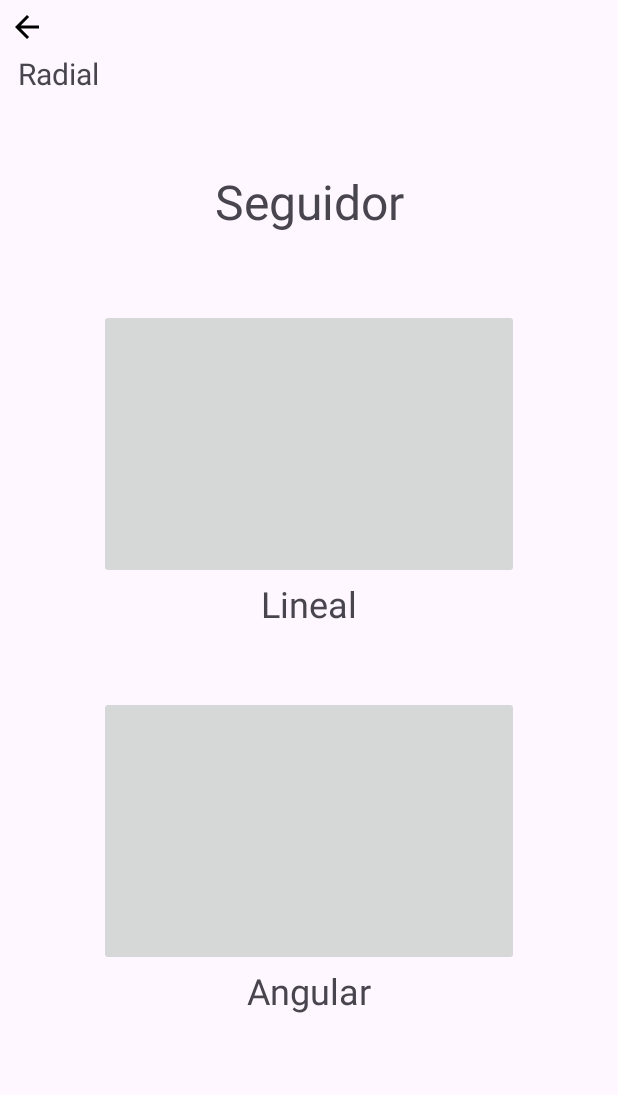
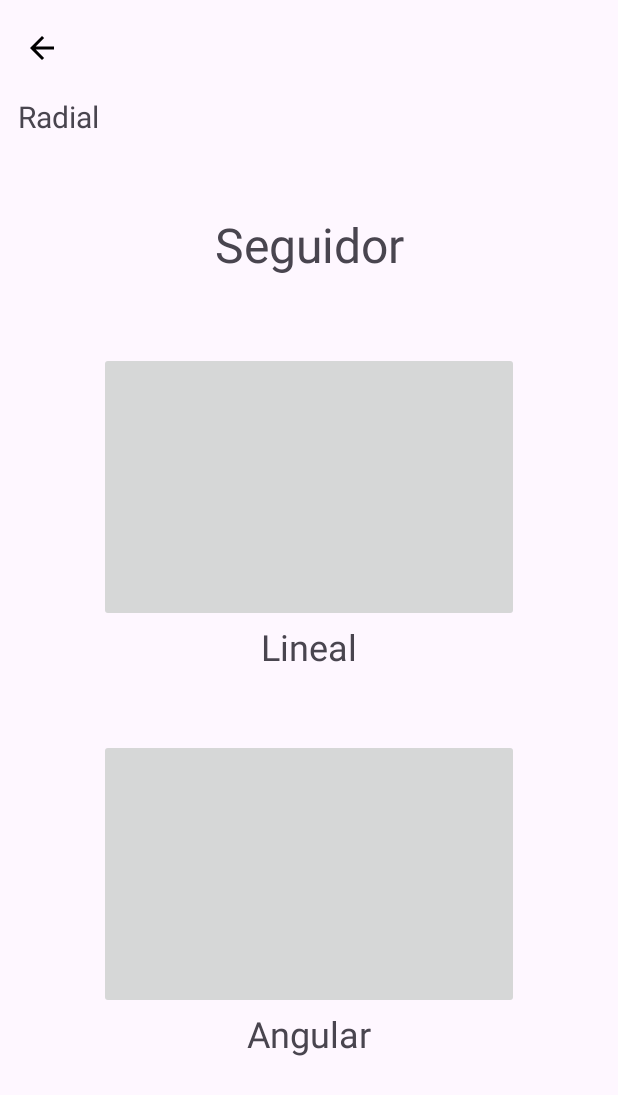
Before and after one commit to JIvanVB/LevanF, an Android app: the MenuRadial screen opened directly, with no data from a screen before it, on a phone screen of 412 x 824 dp. Shown: the top 1095 px of the screen. Run offline under Robolectric (Android 15) with nearby library versions, the phone set to English and light mode, and no system bars.

Commit message:
Arregla navegación hacia atrás

```diff
--- a/app/src/main/java/com/rafd/levanf/MenuRadial.kt
+++ b/app/src/main/java/com/rafd/levanf/MenuRadial.kt
@@ -15,6 +15,11 @@ class MenuRadial : AppCompatActivity() {
         binding = ActivityMenuRadialBinding.inflate(layoutInflater)
         setContentView(binding.root)
 
+        binding.toolbar.setNavigationOnClickListener {
+            val intent = Intent(this, MenuPrincipal::class.java)
+            startActivity(intent)
+        }
+
         binding.btnLineal.setOnClickListener {
             val intent = Intent(this, Radial_LinealActivity::class.java)
             startActivity(intent)
--- a/app/src/main/res/layout/activity_menu_radial.xml
+++ b/app/src/main/res/layout/activity_menu_radial.xml
@@ -8,12 +8,12 @@
     android:layout_height="match_parent"
     tools:context=".MenuRadial">
 
-    <ImageButton android:id="@+id/btnBack"
-        android:layout_width="35dp"
-        android:layout_height="35dp"
-        android:src="@drawable/baseline_arrow_back_24"
-        android:background="@android:color/transparent"
-
+    <androidx.appcompat.widget.Toolbar android:id="@+id/toolbar"
+        android:layout_width="match_parent"
+        android:layout_height="wrap_content"
+        android:elevation="4dp"
+        app:navigationIcon="@drawable/ic_arrow_back"
+        app:titleTextColor="@color/black"
         />
 
     <TextView android:id="@+id/tvRadial"
```
Also changed, not shown: app/src/main/java/com/rafd/levanf/GraphicsActivity.kt (+9 -0 lines), app/src/main/java/com/rafd/levanf/Radial_LinealActivity.kt (+8 -0 lines).
